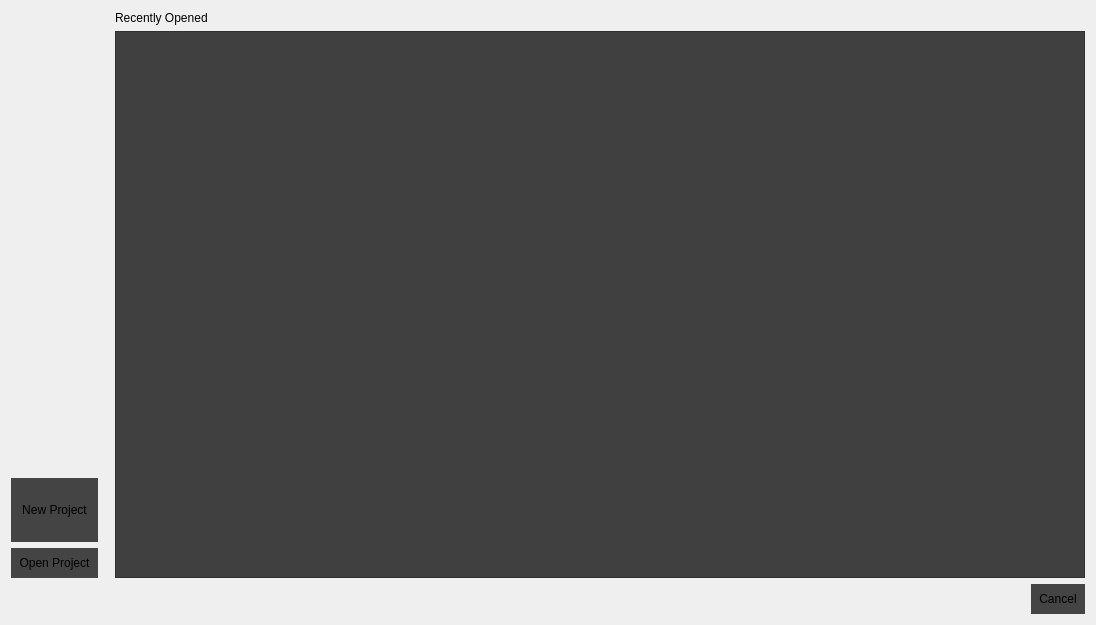
First picture: the form in src/dialogs/projectdialog.ui, repository jahshaka/Studio, before the edit.
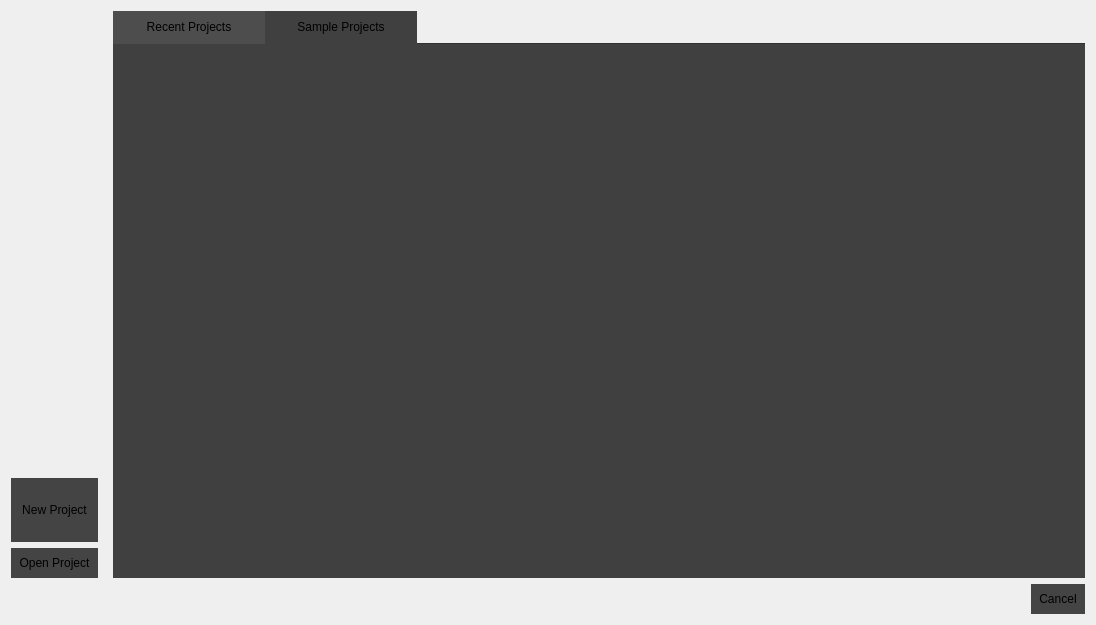
Second picture: the form after the edit. Icons and pictures are not drawn.

Commit message: Go about removing unused assets, samples folder

```diff
--- a/src/dialogs/projectdialog.ui
+++ b/src/dialogs/projectdialog.ui
@@ -37,6 +37,11 @@
 	color: #CECECE;
 }
 
+QListWidget {
+	padding-left: 16px;
+	padding-top: 24px;
+}
+
 QListWidget::item {
 	padding: 6px;
 }
@@ -45,33 +50,64 @@
     border: 1px solid #3498db;
 	background: #3498db;
 	color: #CECECE;
+}
+
+QTabWidget::tab-bar {
+    /*min-width:  48px; */
+}
+
+QTabBar::close-button {
+   /*  image: url(:icons/icons/delete_smol.png); */
+    /*subcontrol-position: left;*/
+}
+
+QTabWidget::pane {
+	margin: -1px;
+	/*border-top: 1px solid #1e1e1e;*/
+}
+
+QTabBar::tab:selected {
+	background-color: #404040;
+	/*border-bottom: 1px solid #303030;*/
+}
+
+QTabBar::tab {
+	background-color: #4d4d4d;
+	min-width: 152px;
+    min-height: 32px;
+    padding-bottom: 1px;
+   /* border-top: 1px solid #1e1e1e; */
+	/*border-top: 1px solid #1e1e1e; */
+ 	/*border-right: 1px solid #1e1e1e;*/
+	/*border-bottom: 1px solid #1e1e1e;*/
 }</string>
   </property>
   <layout class="QGridLayout" name="gridLayout">
-   <property name="leftMargin">
-    <number>0</number>
-   </property>
-   <item row="1" column="0">
+   <item row="0" column="0">
+    <widget class="QWidget" name="widget" native="true">
     <layout class="QVBoxLayout" name="verticalLayout">
      <property name="leftMargin">
-      <number>11</number>
-     </property>
-     <property name="rightMargin">
-      <number>11</number>
+       <number>0</number>
+      </property>
+      <property name="topMargin">
+       <number>0</number>
      </property>
      <property name="bottomMargin">
       <number>0</number>
      </property>
      <item>
       <widget class="QLabel" name="logo">
-       <property name="styleSheet">
-        <string notr="true">font-size: 32px;</string>
-       </property>
        <property name="text">
         <string/>
        </property>
        <property name="pixmap">
-        <pixmap resource="../../images.qrc">:/app/images/sidepanelimage.jpg</pixmap>
+         <pixmap>:/app/images/sidepanelimage.jpg</pixmap>
+        </property>
+        <property name="scaledContents">
+         <bool>true</bool>
+        </property>
+        <property name="alignment">
+         <set>Qt::AlignLeading|Qt::AlignLeft|Qt::AlignVCenter</set>
        </property>
       </widget>
      </item>
@@ -96,28 +132,76 @@
       </widget>
      </item>
     </layout>
+    </widget>
    </item>
    <item row="0" column="1">
-    <widget class="QLabel" name="head">
-     <property name="text">
-      <string>Recently Opened</string>
+    <widget class="QTabWidget" name="tabWidget">
+     <property name="sizePolicy">
+      <sizepolicy hsizetype="Expanding" vsizetype="Expanding">
+       <horstretch>3</horstretch>
+       <verstretch>0</verstretch>
+      </sizepolicy>
      </property>
-    </widget>
-   </item>
-   <item row="1" column="1">
+     <property name="styleSheet">
+      <string notr="true"/>
+     </property>
+     <property name="currentIndex">
+      <number>1</number>
+     </property>
+     <widget class="QWidget" name="recent">
+      <attribute name="title">
+       <string>Recent Projects</string>
+      </attribute>
+      <layout class="QGridLayout" name="gridLayout_2">
+       <property name="leftMargin">
+        <number>0</number>
+       </property>
+       <property name="topMargin">
+        <number>0</number>
+       </property>
+       <property name="rightMargin">
+        <number>0</number>
+       </property>
+       <property name="bottomMargin">
+        <number>0</number>
+       </property>
+       <item row="0" column="0">
     <widget class="QListWidget" name="listWidget">
      <property name="styleSheet">
-      <string notr="true">QListWidget {
-	padding-left: 16px;
-	padding-top: 24px;
-}</string>
+          <string notr="true"/>
      </property>
      <property name="resizeMode">
       <enum>QListView::Adjust</enum>
      </property>
     </widget>
    </item>
-   <item row="2" column="0" colspan="2">
+      </layout>
+     </widget>
+     <widget class="QWidget" name="demos">
+      <attribute name="title">
+       <string>Sample Projects</string>
+      </attribute>
+      <layout class="QGridLayout" name="gridLayout_3">
+       <property name="leftMargin">
+        <number>0</number>
+       </property>
+       <property name="topMargin">
+        <number>0</number>
+       </property>
+       <property name="rightMargin">
+        <number>0</number>
+       </property>
+       <property name="bottomMargin">
+        <number>0</number>
+       </property>
+       <item row="0" column="0">
+        <widget class="QListWidget" name="demoList"/>
+       </item>
+      </layout>
+     </widget>
+    </widget>
+   </item>
+   <item row="1" column="1">
     <widget class="QDialogButtonBox" name="buttonBox">
      <property name="orientation">
       <enum>Qt::Horizontal</enum>
```
Left out of the diff: 4 changed lines with no effect on the pictures. Lines whose indentation alone changed are shown as unchanged. The commit also changes 22 other files.
